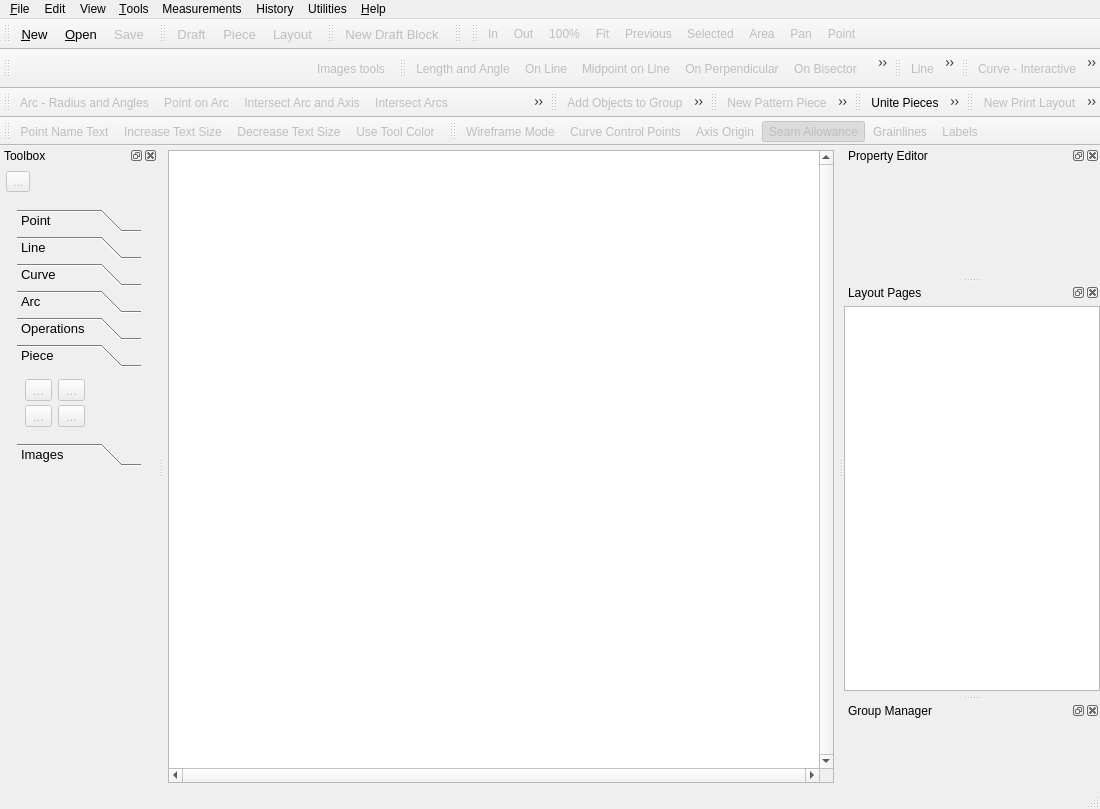
Old version of the form src/app/seamly2d/mainwindow.ui in the repository FashionFreedom/Seamly2D.
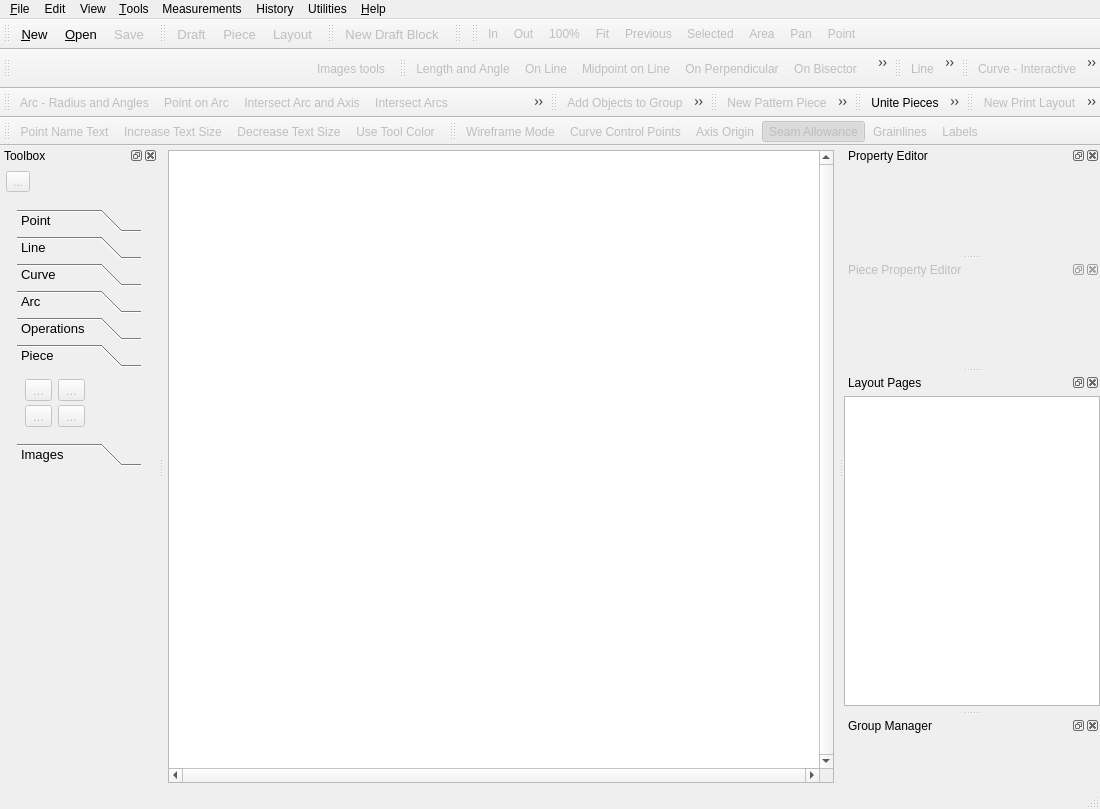
New version of the form. Icons and pictures are not drawn. Custom widgets are drawn as their Qt base class.

Commit message: feat: add piece property editor and fabric settings for piece mode

Diff of the .ui file:
```diff
--- a/src/app/seamly2d/mainwindow.ui
+++ b/src/app/seamly2d/mainwindow.ui
@@ -459,6 +459,24 @@
    </attribute>
    <widget class="QWidget" name="dockWidgetContents_10"/>
   </widget>
+  <widget class="QDockWidget" name="pieceProperties_DockWidget">
+   <property name="enabled">
+    <bool>false</bool>
+   </property>
+   <property name="minimumSize">
+    <size>
+     <width>220</width>
+     <height>70</height>
+    </size>
+   </property>
+   <property name="windowTitle">
+    <string>Piece Property Editor</string>
+   </property>
+   <attribute name="dockWidgetArea">
+    <number>2</number>
+   </attribute>
+   <widget class="QWidget" name="piecePropertiesDockContents"/>
+  </widget>
   <widget class="QDockWidget" name="layoutPages_DockWidget">
    <property name="minimumSize">
     <size>
```
The commit also changes 19 other files.
